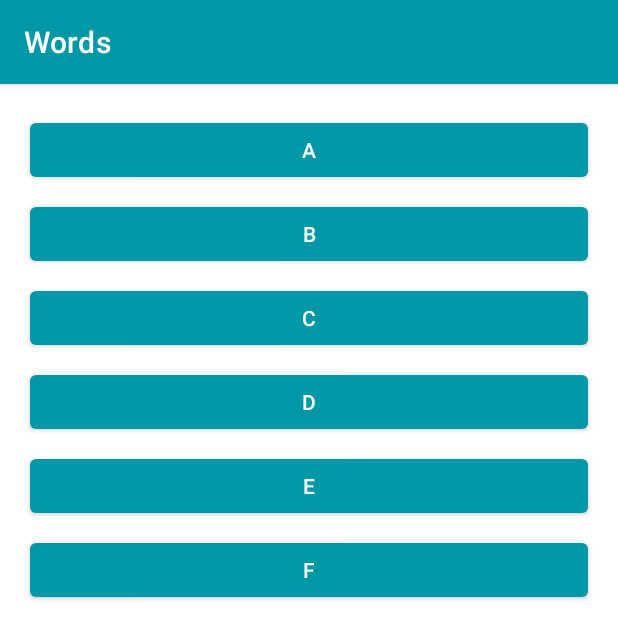
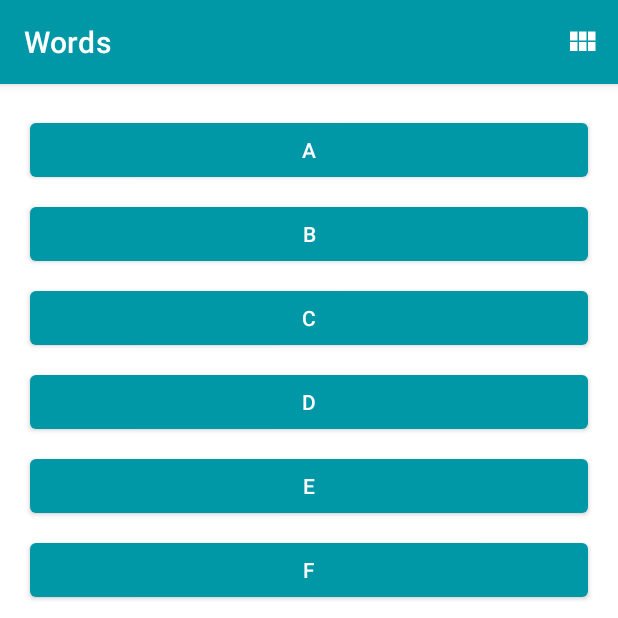
Before and after one commit to smailzhu/basic-android-kotlin-practice, an Android app: the screen it shows after launch (MainActivity), on a phone screen of 412 x 824 dp, the top half of it. Run offline under Robolectric (Android 15) with nearby library versions, the phone set to English and light mode, and no system bars.

Commit message:
Finish words-app

```diff
--- a/android-basics-kotlin-words-app-starter/app/src/main/java/com/example/wordsapp/LetterAdapter.kt
+++ b/android-basics-kotlin-words-app-starter/app/src/main/java/com/example/wordsapp/LetterAdapter.kt
@@ -15,6 +15,7 @@
  */
 package com.example.wordsapp
 
+import android.content.Intent
 import android.os.Build
 import android.view.LayoutInflater
 import android.view.View
@@ -62,6 +63,13 @@ class LetterAdapter :
     override fun onBindViewHolder(holder: LetterViewHolder, position: Int) {
         val item = list.get(position)
         holder.button.text = item.toString()
+
+        val context = holder.view.context
+        val intent = Intent(context, DetailActivity::class.java)
+        holder.button.setOnClickListener {
+            intent.putExtra(DetailActivity.LETTER, holder.button.text.toString())
+            context.startActivity(intent)
+        }
     }
 
     // Setup custom accessibility delegate to set the text read with
--- a/android-basics-kotlin-words-app-starter/app/src/main/java/com/example/wordsapp/MainActivity.kt
+++ b/android-basics-kotlin-words-app-starter/app/src/main/java/com/example/wordsapp/MainActivity.kt
@@ -16,7 +16,11 @@
 package com.example.wordsapp
 
 import android.os.Bundle
+import android.view.Menu
+import android.view.MenuItem
 import androidx.appcompat.app.AppCompatActivity
+import androidx.core.content.ContextCompat
+import androidx.recyclerview.widget.GridLayoutManager
 import androidx.recyclerview.widget.LinearLayoutManager
 import androidx.recyclerview.widget.RecyclerView
 import com.example.wordsapp.databinding.ActivityMainBinding
@@ -26,6 +30,7 @@ import com.example.wordsapp.databinding.ActivityMainBinding
  */
 class MainActivity : AppCompatActivity() {
     private lateinit var recyclerView: RecyclerView
+    private var isLinearLayoutManager = true
 
     override fun onCreate(savedInstanceState: Bundle?) {
         super.onCreate(savedInstanceState)
@@ -39,4 +44,59 @@ class MainActivity : AppCompatActivity() {
         recyclerView.adapter = LetterAdapter()
     }
 
+    override fun onOptionsItemSelected(item: MenuItem): Boolean {
+        return when (item.itemId) {
+            R.id.action_switch_layout -> {
+                // Sets isLinearLayoutManager (a Boolean) to the opposite value
+                isLinearLayoutManager = !isLinearLayoutManager
+                // Sets layout and icon
+                chooseLayout()
+                setIcon(item)
+
+                return true
+            }
+            //  Otherwise, do nothing and use the core event handling
+
+            // when clauses require that all possible paths be accounted for explicitly,
+            //  for instance both the true and false cases if the value is a Boolean,
+            //  or an else to catch all unhandled cases.
+            else -> super.onOptionsItemSelected(item)
+        }
+    }
+
+    override fun onCreateOptionsMenu(menu: Menu?): Boolean {
+        menuInflater.inflate(R.menu.layout_menu, menu)
+
+        val layoutButton = menu?.findItem(R.id.action_switch_layout)
+        // Calls code to set the icon based on the LinearLayoutManager of the RecyclerView
+        setIcon(layoutButton)
+
+        return true
+    }
+
+    private fun chooseLayout() {
+        if (isLinearLayoutManager) {
+            recyclerView.layoutManager = LinearLayoutManager(this)
+        } else {
+            recyclerView.layoutManager = GridLayoutManager(this, 4)
+        }
+        recyclerView.adapter = LetterAdapter()
+    }
+
+    private fun setIcon(menuItem: MenuItem?) {
+        if (menuItem == null)
+            return
+
+        // Set the drawable for the menu icon based on which LayoutManager is currently in use
+
+        // An if-clause can be used on the right side of an assignment if all paths return a value.
+        // The following code is equivalent to
+        // if (isLinearLayoutManager)
+        //     menu.icon = ContextCompat.getDrawable(this, R.drawable.ic_grid_layout)
+        // else menu.icon = ContextCompat.getDrawable(this, R.drawable.ic_linear_layout)
+        menuItem.icon =
+            if (isLinearLayoutManager)
+                ContextCompat.getDrawable(this, R.drawable.ic_grid_layout)
+            else ContextCompat.getDrawable(this, R.drawable.ic_linear_layout)
+    }
 }
--- /dev/null
+++ b/android-basics-kotlin-words-app-starter/app/src/main/res/drawable/ic_grid_layout.xml
@@ -0,0 +1,5 @@
+<vector android:height="24dp" android:tint="#FFFFFF"
+    android:viewportHeight="24" android:viewportWidth="24"
+    android:width="24dp" xmlns:android="http://schemas.android.com/apk/res/android">
+    <path android:fillColor="@android:color/white" android:pathData="M4,11h5L9,5L4,5v6zM4,18h5v-6L4,12v6zM10,18h5v-6h-5v6zM16,18h5v-6h-5v6zM10,11h5L15,5h-5v6zM16,5v6h5L21,5h-5z"/>
+</vector>
--- /dev/null
+++ b/android-basics-kotlin-words-app-starter/app/src/main/res/drawable/ic_linear_layout.xml
@@ -0,0 +1,5 @@
+<vector android:height="24dp" android:tint="#FFFFFF"
+    android:viewportHeight="24" android:viewportWidth="24"
+    android:width="24dp" xmlns:android="http://schemas.android.com/apk/res/android">
+    <path android:fillColor="@android:color/white" android:pathData="M4,14h4v-4L4,10v4zM4,19h4v-4L4,15v4zM4,9h4L8,5L4,5v4zM9,14h12v-4L9,10v4zM9,19h12v-4L9,15v4zM9,5v4h12L21,5L9,5z"/>
+</vector>
--- /dev/null
+++ b/android-basics-kotlin-words-app-starter/app/src/main/res/menu/layout_menu.xml
@@ -0,0 +1,8 @@
+<?xml version="1.0" encoding="utf-8"?>
+<menu xmlns:android="http://schemas.android.com/apk/res/android"
+    xmlns:app="http://schemas.android.com/apk/res-auto">
+    <item android:id="@+id/action_switch_layout"
+        android:title="@string/action_switch_layout"
+        android:icon="@drawable/ic_linear_layout"
+        app:showAsAction="always" />
+</menu>
```
Also changed, not shown: android-basics-kotlin-words-app-starter/app/src/main/java/com/example/wordsapp/DetailActivity.kt (+6 -1 lines), android-basics-kotlin-words-app-starter/app/src/main/java/com/example/wordsapp/WordAdapter.kt (+8 -0 lines).
